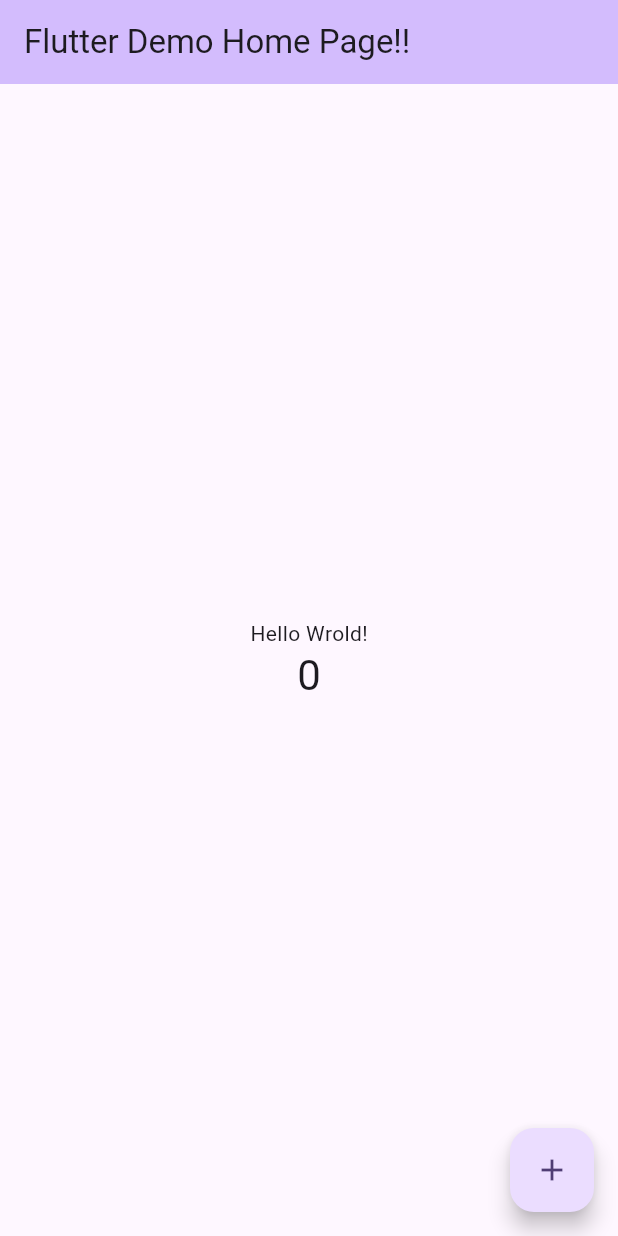
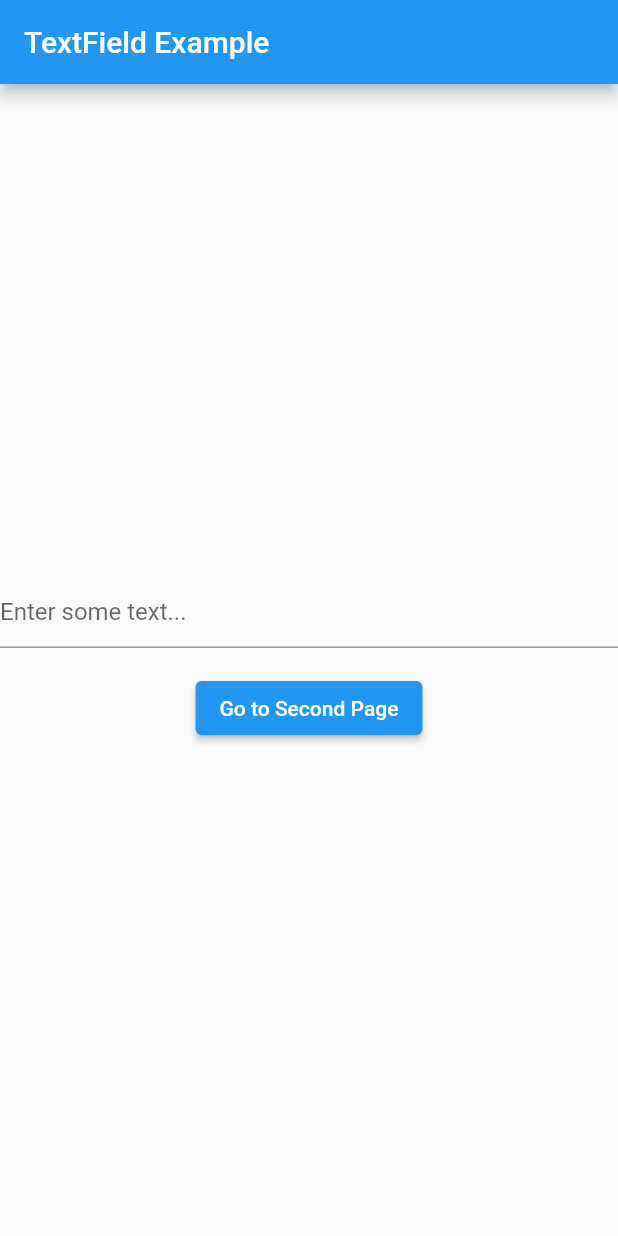
Before and after one commit to ChocoDaeul/Flutter_study, a Flutter app: the screen it shows after launch, on a phone screen of 412 x 824 dp. Run offline on Flutter 3.47's test engine with Material 2 defaults, Android fonts, the phone set to English and light mode, and no system bars; our stand-ins replace fluttertoast.

Commit message:
23.05.02 추가

```diff
--- a/StudioProjects/lib/main.dart
+++ b/StudioProjects/lib/main.dart
@@ -1,101 +1,97 @@
 import 'package:flutter/material.dart';
+import 'package:fluttertoast/fluttertoast.dart';
 
-void main() {
-  runApp(const MyApp());
-}
+void main() => runApp(MyApp());
 
 class MyApp extends StatelessWidget {
-  const MyApp({super.key});
-
-  // This widget is the root of your application.
   @override
   Widget build(BuildContext context) {
     return MaterialApp(
-      title: 'Flutter Demo!',
-      theme: ThemeData(
-
-        colorScheme: ColorScheme.fromSeed(seedColor: Colors.deepPurple),
-        useMaterial3: true,
-      ),
-      home: const MyHomePage(title: 'Flutter Demo Home Page!!'),
+      title: 'TextField Example',
+      home: HomePage(),
     );
   }
 }
 
-class MyHomePage extends StatefulWidget {
-  const MyHomePage({super.key, required this.title});
-  final String title;
-
+class HomePage extends StatefulWidget {
   @override
-  State<MyHomePage> createState() => _MyHomePageState();
+  _HomePageState createState() => _HomePageState();
 }
 
-class _MyHomePageState extends State<MyHomePage> {
-  int _counter = 0;
-
-  void _incrementCounter() {
-    setState(() {
-      // This call to setState tells the Flutter framework that something has
-      // changed in this State, which causes it to rerun the build method below
-      // so that the display can reflect the updated values. If we changed
-      // _counter without calling setState(), then the build method would not be
-      // called again, and so nothing would appear to happen.
-      _counter++;
-    });
-  }
+class _HomePageState extends State<HomePage> {
+  String _inputText = '';
 
   @override
   Widget build(BuildContext context) {
-    // This method is rerun every time setState is called, for instance as done
-    // by the _incrementCounter method above.
-    //
-    // The Flutter framework has been optimized to make rerunning build methods
-    // fast, so that you can just rebuild anything that needs updating rather
-    // than having to individually change instances of widgets.
     return Scaffold(
       appBar: AppBar(
-        // TRY THIS: Try changing the color here to a specific color (to
-        // Colors.amber, perhaps?) and trigger a hot reload to see the AppBar
-        // change color while the other colors stay the same.
-        backgroundColor: Theme.of(context).colorScheme.inversePrimary,
-        // Here we take the value from the MyHomePage object that was created by
-        // the App.build method, and use it to set our appbar title.
-        title: Text(widget.title),
+        title: Text('TextField Example'),
       ),
       body: Center(
-        // Center is a layout widget. It takes a single child and positions it
-        // in the middle of the parent.
         child: Column(
-          // Column is also a layout widget. It takes a list of children and
-          // arranges them vertically. By default, it sizes itself to fit its
-          // children horizontally, and tries to be as tall as its parent.
-          //
-          // Column has various properties to control how it sizes itself and
-          // how it positions its children. Here we use mainAxisAlignment to
-          // center the children vertically; the main axis here is the vertical
-          // axis because Columns are vertical (the cross axis would be
-          // horizontal).
-          //
-          // TRY THIS: Invoke "debug painting" (choose the "Toggle Debug Paint"
-          // action in the IDE, or press "p" in the console), to see the
-          // wireframe for each widget.
           mainAxisAlignment: MainAxisAlignment.center,
-          children: <Widget>[
-            const Text(
-              'Hello Wrold!',
+          children: [
+            TextField(
+              onChanged: (value) {
+                setState(() {
+                  _inputText = value;
+                });
+              },
+              decoration: InputDecoration(
+                hintText: 'Enter some text...',
+              ),
             ),
-            Text(
-              '$_counter',
-              style: Theme.of(context).textTheme.headlineMedium,
+            SizedBox(height: 16),
+            ElevatedButton(
+              onPressed: () {
+                Navigator.push(
+                  context,
+                  MaterialPageRoute(
+                    builder: (context) => SecondPage(
+                      inputText: _inputText,
+                    ),
+                  ),
+                );
+              },
+              child: Text('Go to Second Page'),
             ),
           ],
         ),
       ),
-      floatingActionButton: FloatingActionButton(
-        onPressed: _incrementCounter,
-        tooltip: 'Increment',
-        child: const Icon(Icons.add),
-      ), // This trailing comma makes auto-formatting nicer for build methods.
     );
   }
 }
+
+class SecondPage extends StatelessWidget {
+  final String inputText;
+
+  const SecondPage({Key? key, required this.inputText}) : super(key: key);
+
+  @override
+  Widget build(BuildContext context) {
+    return Scaffold(
+      appBar: AppBar(
+        title: Text('Second Page'),
+      ),
+      body: Center(
+        child: Column(
+          children: [
+            Text(
+              'Input Text: $inputText',
+              style: TextStyle(fontSize: 24),
+            ),
+            ElevatedButton(
+              onPressed: () {
+                Fluttertoast.showToast(
+                  msg: '$inputText 가 전송되었습니다.',
+
+                );
+              },
+              child: Text('전송된 메시지 확인하기'),
+            ),
+          ],
+        ),
+      ),
+    );
+  }
+}
--- a/StudioProjects/pubspec.yaml
+++ b/StudioProjects/pubspec.yaml
@@ -47,6 +47,7 @@ dev_dependencies:
   # package. See that file for information about deactivating specific lint
   # rules and activating additional ones.
   flutter_lints: ^2.0.0
+  fluttertoast: ^8.0.8
 
 # For information on the generic Dart part of this file, see the
 # following page: https://dart.dev/tools/pub/pubspec
```
Also changed, not shown: StudioProjects/lib/ch2/test2.dart (+205 -0 lines), StudioProjects/pubspec.lock, 1 other file.
